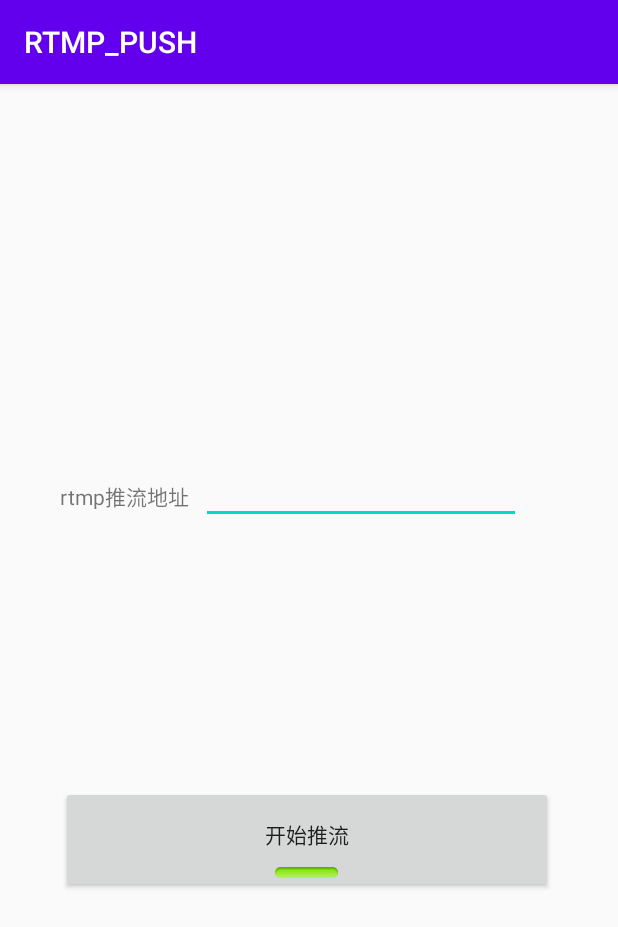
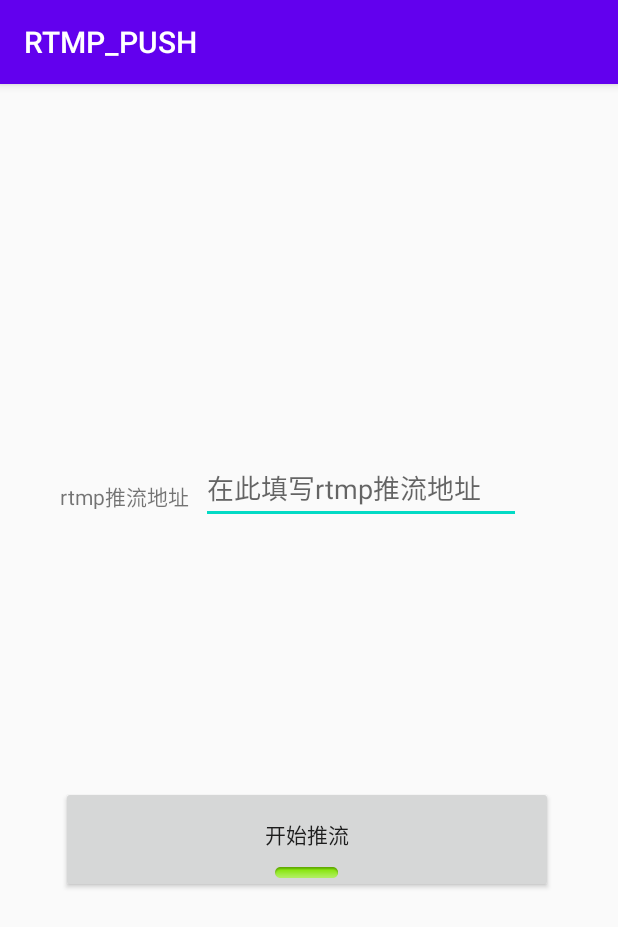
Before and after one commit to 503203440/RTMP_PUSH, an Android app: the screen it shows after launch (MainActivity), on a phone screen of 412 x 824 dp. Shown: the top 927 px of the screen. Run offline under Robolectric (Android 15) with nearby library versions, the phone set to English and light mode, and no system bars.

Commit message:
添加监听点击事件 增加placeholder

```diff
--- a/app/src/main/res/values/strings.xml
+++ b/app/src/main/res/values/strings.xml
@@ -2,5 +2,5 @@
     <string name="app_name">RTMP_PUSH</string>
     <string name="main_textView">rtmp推流地址</string>
     <string name="main_btn">开始推流</string>
-    <string name="main_pushUrl_placeholder"></string>
+    <string name="main_pushUrl_placeholder">在此填写rtmp推流地址</string>
 </resources>
```
